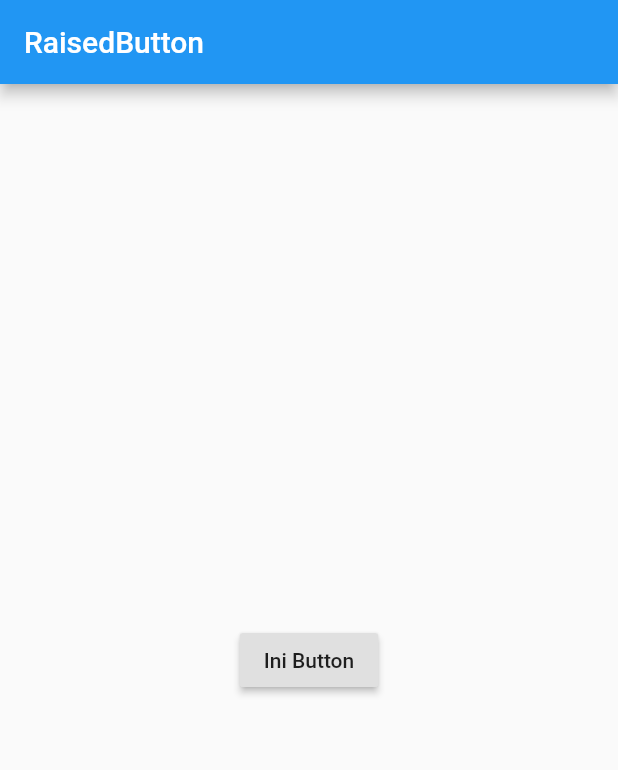
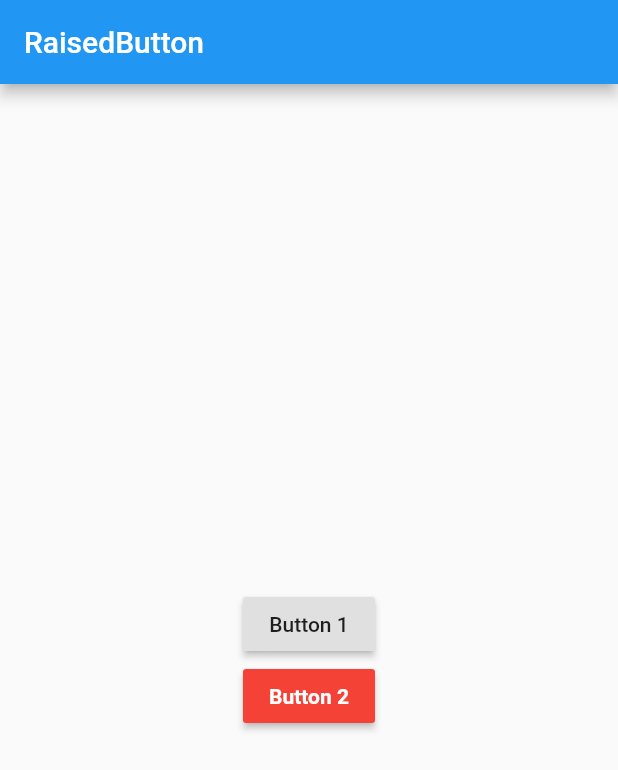
Before and after one commit to sekolahprogram/fluttersekolahprogram, a Flutter app: the screen it shows after launch, on a phone screen of 412 x 824 dp. Shown: the top 770 px of the screen. Run offline on Flutter 3.47's test engine with Material 2 defaults, Android fonts, the phone set to English and light mode, and no system bars.

Commit message:
AddColor

```diff
--- a/raisedbuttonapps/lib/main.dart
+++ b/raisedbuttonapps/lib/main.dart
@@ -32,7 +32,7 @@ class MyHomePage extends StatelessWidget {
           children: [
             new RaisedButton(
               child: new Text(
-                'Ini Button',
+                'Button 1',
               ),
               onPressed: () {
                 print(
@@ -40,6 +40,17 @@ class MyHomePage extends StatelessWidget {
                 );
               },
             ),
+            new RaisedButton(
+              child: Text(
+                'Button 2',
+                style: TextStyle(
+                  fontWeight: FontWeight.bold,
+                  color: Colors.white,
+                ),
+              ),
+              color: Colors.red,
+              onPressed: () {},
+            ),
           ],
         ),
       ),
```
